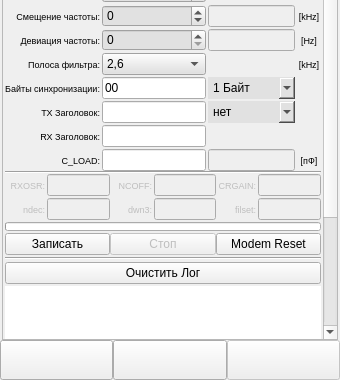
Before: the Qt Designer form ANDROID_FORMS/si4432_settings_form.ui in DavidSiegman/PLC_RF_Configurator, drawn with Qt 5; both pictures show x 0 to 340 and y 180 to 560 of the 340 by 560 pixel window.
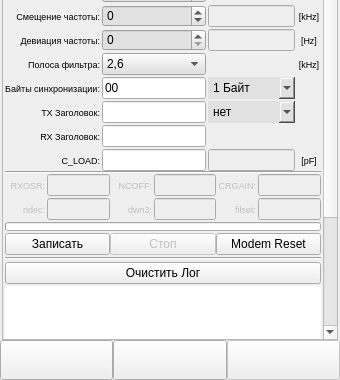
After: the same form once the commit is applied. Icons and pictures are not drawn.

```diff
--- a/ANDROID_FORMS/si4432_settings_form.ui
+++ b/ANDROID_FORMS/si4432_settings_form.ui
@@ -2164,7 +2164,7 @@
                   <string notr="true">border-style: none;</string>
                  </property>
                  <property name="text">
-                  <string>[пФ]</string>
+                  <string>[pF]</string>
                  </property>
                  <property name="alignment">
                   <set>Qt::AlignCenter</set>
```
Left out of the diff: 87 changed lines with no effect on the pictures.
